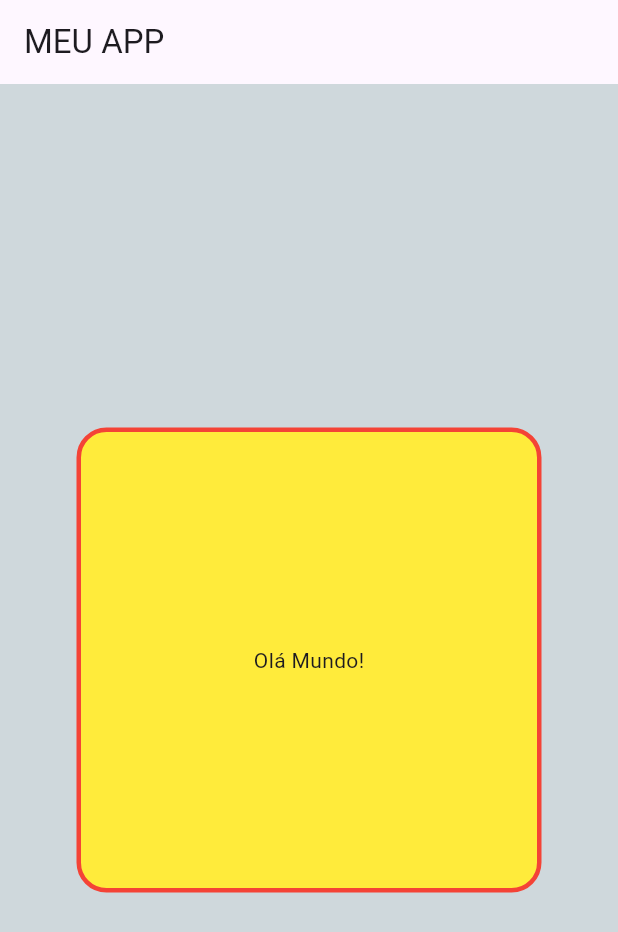
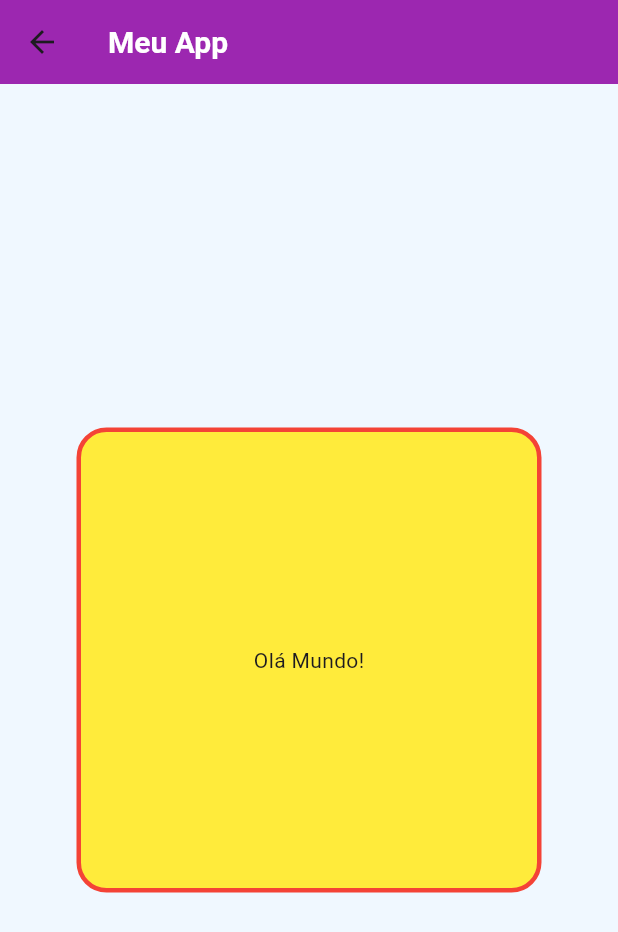
Before and after one commit to sabrina702/ProjetoFlutter2025, a Flutter app: the HomePage1 screen opened directly, on a phone screen of 412 x 824 dp. Shown: the top 932 px of the screen. Run offline on Flutter 3.47's test engine with Material 3 defaults, Android fonts, the phone set to English and light mode, and no system bars; our stand-ins replace google_fonts.

Commit message:
commit 3

```diff
--- /dev/null
+++ b/lib/core/theme/colors.dart
@@ -0,0 +1,14 @@
+import 'package:flutter/material.dart';
+
+class AppColors {
+  static const Color erro = Colors.red;
+  static const Color backgroundColorScaffold = Color.fromARGB(
+    255,
+    240,
+    248,
+    255,
+  );
+  static const Color primary = Colors.purple;
+  static const Color white = Colors.white ;
+  static const Color black = Colors.black;
+}
--- /dev/null
+++ b/lib/core/theme/text_styles.dart
@@ -0,0 +1,17 @@
+import 'package:flutter/material.dart';
+import 'package:google_fonts/google_fonts.dart';
+import 'package:myapp/core/theme/colors.dart';
+
+class TextStyles {
+  static const TextStyle appBarTitle = TextStyle(
+    fontSize: 20,
+    fontWeight: FontWeight.bold,
+    color: AppColors.white,
+  );
+
+  static TextStyle get googleFonts => GoogleFonts.roboto(
+    fontSize: 20,
+    fontWeight: FontWeight.bold,
+    color: AppColors.black,
+  );
+}
--- a/lib/presentation/pages/home_page1.dart
+++ b/lib/presentation/pages/Atividade_Hora_de_Praticar/home_page1.dart
@@ -1,4 +1,6 @@
 import 'package:flutter/material.dart';
+import 'package:myapp/core/theme/colors.dart';
+import 'package:myapp/core/theme/text_styles.dart';
 
 class HomePage1 extends StatelessWidget {
   const HomePage1({super.key});
@@ -6,8 +8,10 @@ class HomePage1 extends StatelessWidget {
   @override
   Widget build(BuildContext context) {
     return Scaffold(
+      backgroundColor: AppColors.backgroundColorScaffold,
       appBar: AppBar(
-        title: const Text("MEU APP"),
+        backgroundColor: AppColors.primary,
+        title: Text('Meu App', style: TextStyles.appBarTitle),
       ),
       body: Center(
         child: Container(
@@ -26,7 +30,6 @@ class HomePage1 extends StatelessWidget {
           ),
         ),
       ),
-      backgroundColor: Colors.blueGrey[100],
     );
   }
 }
--- a/lib/presentation/pages/home_page7.dart
+++ b/lib/presentation/pages/Atividade_Hora_de_Praticar/home_page7.dart
@@ -1,4 +1,6 @@
 import 'package:flutter/material.dart';
+import 'package:myapp/core/theme/colors.dart';
+import 'package:myapp/core/theme/text_styles.dart';
 
 class HomePage7 extends StatefulWidget {
   const HomePage7({super.key});
@@ -48,8 +50,10 @@ class _HomePage7State extends State<HomePage7> {
   @override
   Widget build(BuildContext context) {
     return Scaffold(
+      backgroundColor: AppColors.backgroundColorScaffold,
       appBar: AppBar(
-        title: const Text("MEU APP"),
+      backgroundColor: AppColors.primary,
+      title: Text('Meu App', style: TextStyles.appBarTitle),
       ),
       body: Container(
         color: Colors.blueGrey[100],
--- a/lib/presentation/pages/home_page8.dart
+++ b/lib/presentation/pages/Atividade_Hora_de_Praticar/home_page8.dart
@@ -1,4 +1,6 @@
 import 'package:flutter/material.dart';
+import 'package:myapp/core/theme/colors.dart';
+import 'package:myapp/core/theme/text_styles.dart';
 
 class HomePage8 extends StatelessWidget {
   const HomePage8({super.key});
@@ -6,8 +8,10 @@ class HomePage8 extends StatelessWidget {
   @override
   Widget build(BuildContext context) {
     return Scaffold(
+      backgroundColor: AppColors.backgroundColorScaffold,
       appBar: AppBar(
-        title: const Text("Home Page 8"),
+        backgroundColor: AppColors.primary,
+        title: Text('Meu App', style: TextStyles.appBarTitle),
       ),
       drawer: Drawer(
         child: ListView(
--- a/pubspec.yaml
+++ b/pubspec.yaml
@@ -30,6 +30,8 @@ environment:
 dependencies:
   flutter:
     sdk: flutter
+
+  google_fonts: ^6.2.1
 
   # The following adds the Cupertino Icons font to your application.
   # Use with the CupertinoIcons class for iOS style icons.
```
Also changed, not shown: lib/app.dart (+7 -3 lines), lib/presentation/pages/Atividade_Hora_de_Praticar/home_page2.dart (renamed from lib/presentation/pages/home_page2.dart, +5 -2 lines), lib/presentation/pages/Atividade_Hora_de_Praticar/home_page3.dart (renamed from lib/presentation/pages/home_page3.dart, +6 -6 lines), lib/presentation/pages/Atividade_Hora_de_Praticar/home_page4.dart (renamed from lib/presentation/pages/home_page4.dart, +5 -2 lines), lib/presentation/pages/Atividade_Hora_de_Praticar/home_page5.dart (renamed from lib/presentation/pages/home_page5.dart, +5 -2 lines), lib/presentation/pages/Atividade_Hora_de_Praticar/home_page6.dart (renamed from lib/presentation/pages/home_page6.dart, +5 -2 lines), lib/presentation/pages/Atividade_SeminarioIII/exercicio1/home_page1.dart (added, +27 -0 lines), lib/presentation/pages/Atividade_SeminarioIII/exercicio1/home_page2.dart (added, +23 -0 lines), lib/presentation/pages/Atividade_SeminarioIII/exercicio2/home_page3.dart (added, +53 -0 lines), lib/presentation/pages/Atividade_SeminarioIII/exercicio3/home_page4.dart (added, +27 -0 lines), pubspec.lock, 1 other file.
